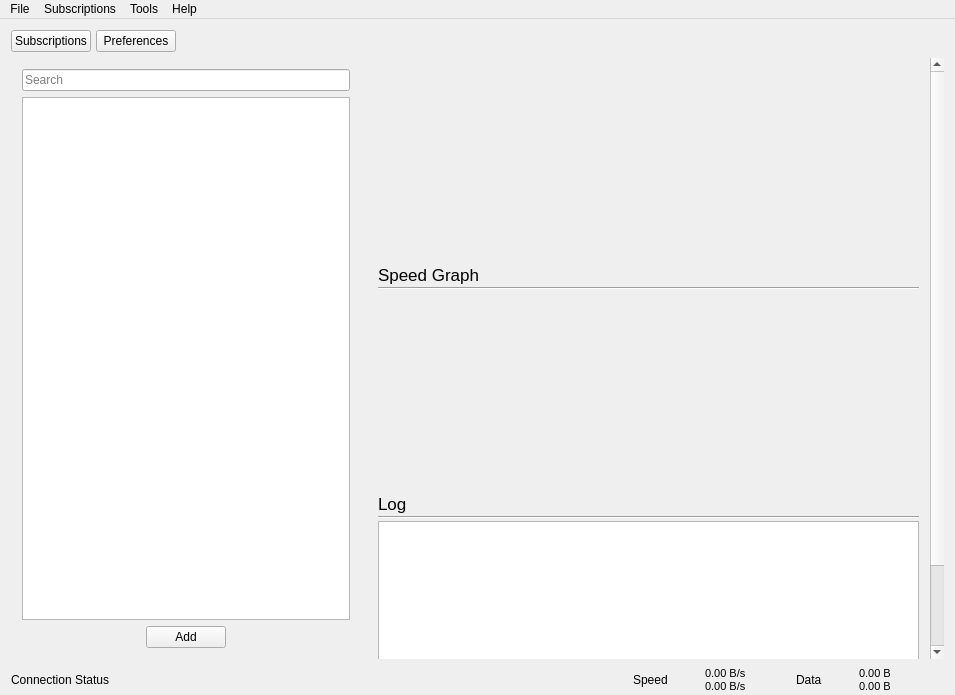
Qt form src/ui/w_MainWindow.ui (Qv2ray/Qv2ray) before a commit.
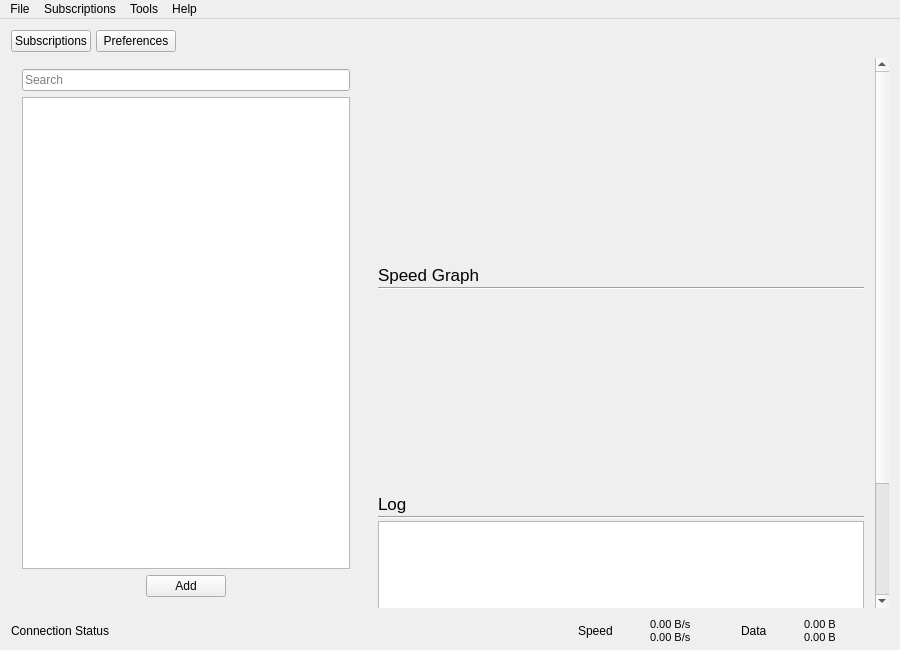
The same form after that commit.

The edit to the form file:
```diff
--- a/src/ui/w_MainWindow.ui
+++ b/src/ui/w_MainWindow.ui
@@ -6,14 +6,14 @@
    <rect>
     <x>0</x>
     <y>0</y>
-    <width>955</width>
-    <height>695</height>
+    <width>900</width>
+    <height>650</height>
    </rect>
   </property>
   <property name="minimumSize">
    <size>
-    <width>800</width>
-    <height>590</height>
+    <width>900</width>
+    <height>650</height>
    </size>
   </property>
   <property name="windowTitle">
@@ -76,10 +76,10 @@
     <item row="2" column="0" colspan="2">
      <layout class="QHBoxLayout" name="horizontalLayout_2">
       <property name="topMargin">
-       <number>2</number>
+       <number>4</number>
       </property>
       <property name="bottomMargin">
-       <number>2</number>
+       <number>6</number>
       </property>
       <item>
        <widget class="QLabel" name="label_8">
@@ -224,7 +224,7 @@
         <rect>
          <x>0</x>
          <y>0</y>
-         <width>581</width>
+         <width>526</width>
          <height>706</height>
         </rect>
        </property>
@@ -338,6 +338,14 @@
             <height>200</height>
            </size>
           </property>
+          <property name="font">
+           <font>
+            <pointsize>9</pointsize>
+           </font>
+          </property>
+          <property name="lineWrapMode">
+           <enum>QTextEdit::NoWrap</enum>
+          </property>
          </widget>
         </item>
         <item>
@@ -471,7 +479,7 @@
     <rect>
      <x>0</x>
      <y>0</y>
-     <width>955</width>
+     <width>900</width>
      <height>26</height>
     </rect>
    </property>
```
